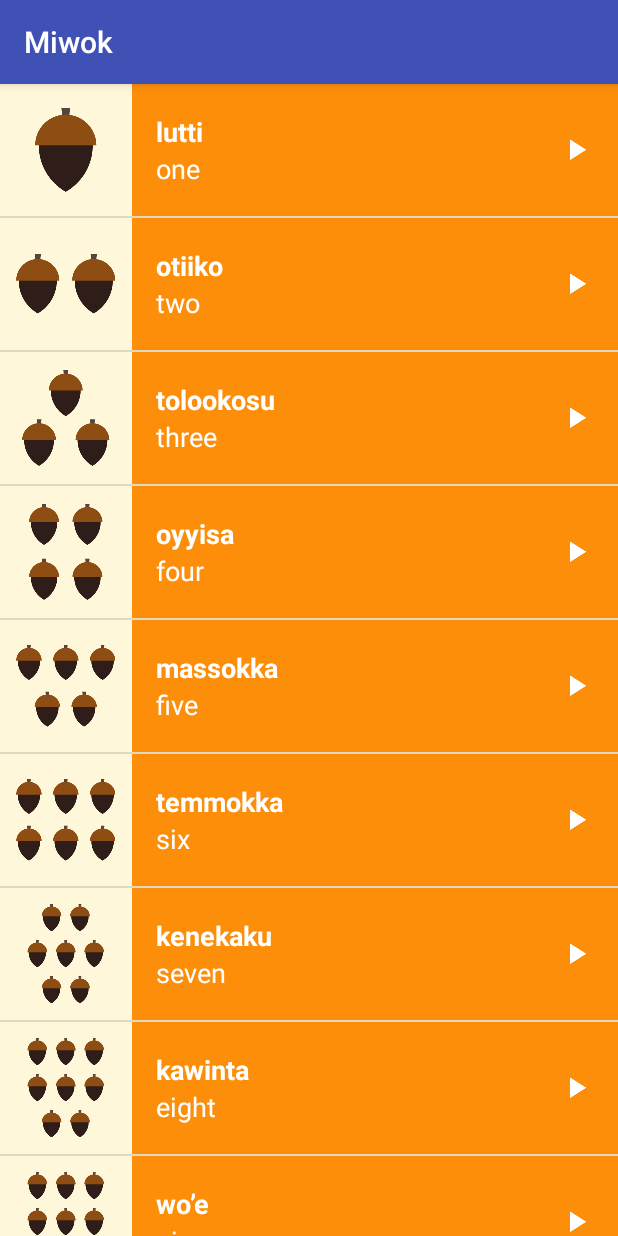
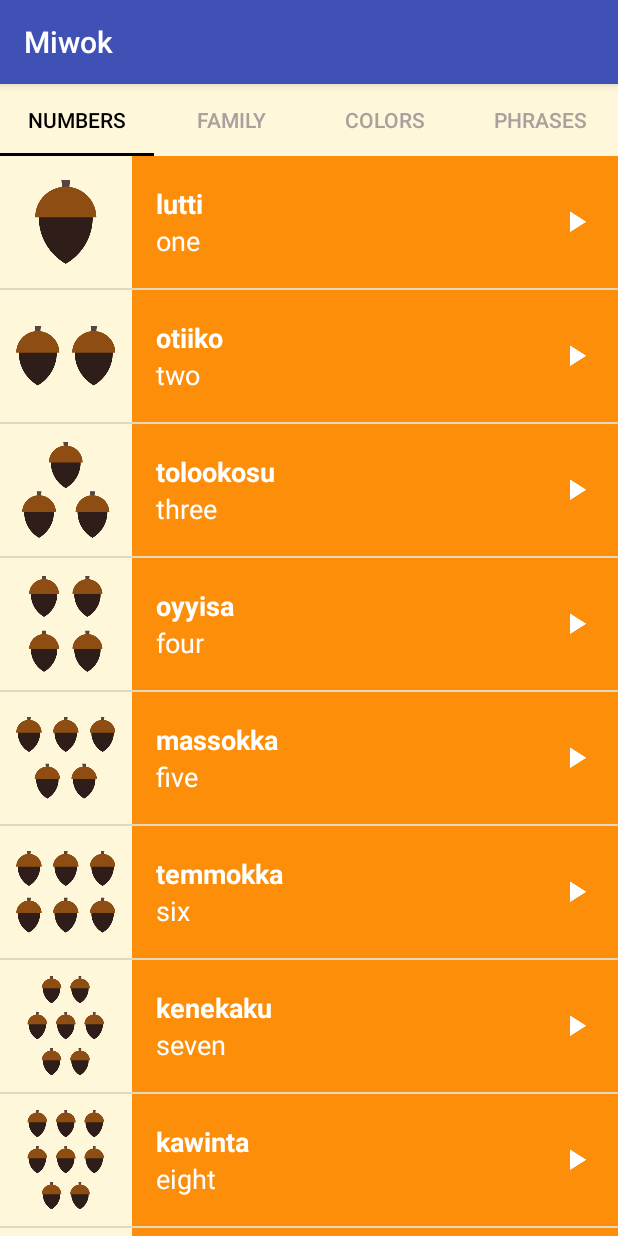
Before and after one commit to linuxbender/miwok, an Android app: the screen it shows after launch (MainActivity), on a phone screen of 412 x 824 dp. Run offline under Robolectric (Android 15) with nearby library versions, the phone set to English and light mode, and no system bars.

Commit message:
Impl. TabLayout and impl Styling

```diff
--- a/app/build.gradle
+++ b/app/build.gradle
@@ -27,5 +27,6 @@
     compile 'com.android.support:appcompat-v7:25.3.1'
     compile 'com.android.support.constraint:constraint-layout:1.0.2'
     compile 'com.android.support:support-v4:25.3.1'
+    compile 'com.android.support:design:25.3.1'
     testCompile 'junit:junit:4.12'
 }
--- a/app/src/main/java/ch/theforce/miwok/CategoryAdapter.java
+++ b/app/src/main/java/ch/theforce/miwok/CategoryAdapter.java
@@ -1,5 +1,6 @@
 package ch.theforce.miwok;
 
+import android.content.Context;
 import android.support.v4.app.Fragment;
 import android.support.v4.app.FragmentManager;
 import android.support.v4.app.FragmentPagerAdapter;
@@ -7,8 +8,11 @@
 
 public class CategoryAdapter extends FragmentPagerAdapter {
 
-    public CategoryAdapter(FragmentManager fm) {
+    private Context mContext;
+
+    public CategoryAdapter(Context context, FragmentManager fm) {
         super(fm);
+        mContext = context;
     }
 
     @Override
@@ -39,4 +43,17 @@
     public int getCount() {
         return 4;
     }
+
+    @Override
+    public CharSequence getPageTitle(int position) {
+        if (position == 0) {
+            return mContext.getString(R.string.category_numbers);
+        } else if (position == 1) {
+            return mContext.getString(R.string.category_family);
+        } else if (position == 2) {
+            return mContext.getString(R.string.category_colors);
+        } else {
+            return mContext.getString(R.string.category_phrases);
+        }
+    }
 }
--- a/app/src/main/java/ch/theforce/miwok/MainActivity.java
+++ b/app/src/main/java/ch/theforce/miwok/MainActivity.java
@@ -1,6 +1,7 @@
 package ch.theforce.miwok;
 
 import android.os.Bundle;
+import android.support.design.widget.TabLayout;
 import android.support.v4.view.ViewPager;
 import android.support.v7.app.AppCompatActivity;
 
@@ -12,9 +13,13 @@
 
         setContentView(R.layout.activity_main);
 
-        ViewPager mViewPager = (ViewPager) findViewById(R.id.pager);
-        CategoryAdapter categoryAdapter = new CategoryAdapter(getSupportFragmentManager());
+        ViewPager viewPager = (ViewPager) findViewById(R.id.pager);
+        CategoryAdapter categoryAdapter = new CategoryAdapter(this, getSupportFragmentManager());
 
-        mViewPager.setAdapter(categoryAdapter);
+        viewPager.setAdapter(categoryAdapter);
+
+        // Give the TabLayout the ViewPager
+        TabLayout tabLayout = (TabLayout) findViewById(R.id.tabs);
+        tabLayout.setupWithViewPager(viewPager);
     }
 }
--- a/app/src/main/res/layout/activity_main.xml
+++ b/app/src/main/res/layout/activity_main.xml
@@ -1,5 +1,6 @@
 <?xml version="1.0" encoding="utf-8"?>
 <LinearLayout xmlns:android="http://schemas.android.com/apk/res/android"
+    xmlns:app="http://schemas.android.com/apk/res-auto"
     xmlns:tools="http://schemas.android.com/tools"
     android:layout_width="match_parent"
     android:layout_height="match_parent"
@@ -7,6 +8,12 @@
     android:orientation="vertical"
     tools:context="ch.theforce.miwok.MainActivity">
 
+    <android.support.design.widget.TabLayout
+        android:id="@+id/tabs"
+        style="@style/CategoryTab"
+        android:layout_width="match_parent"
+        android:layout_height="wrap_content"></android.support.design.widget.TabLayout>
+
     <android.support.v4.view.ViewPager
         android:id="@+id/pager"
         android:layout_width="match_parent"
--- a/app/src/main/res/values/strings.xml
+++ b/app/src/main/res/values/strings.xml
@@ -11,6 +11,6 @@
     <string name="category_numbers">Numbers</string>
 
     <!-- Category name for the vocabulary words for family members [CHAR LIMIT=20] -->
-    <string name="category_family">Family Members</string>
+    <string name="category_family">Family</string>
     <string name="imgPlaceholder">Image Placeholder</string>
 </resources>
--- a/app/src/main/res/values/styles.xml
+++ b/app/src/main/res/values/styles.xml
@@ -18,4 +18,16 @@
         <item name="android:textAppearance">?android:textAppearanceMedium</item>
     </style>
 
+    <!-- Style for a tab that displays a category name -->
+    <style name="CategoryTab" parent="Widget.Design.TabLayout">
+        <item name="tabIndicatorColor">#000</item>
+        <item name="tabSelectedTextColor">#000</item>
+        <item name="tabTextAppearance">@style/CategoryTabTextAppearance</item>
+    </style>
+
+    <!-- Text appearance style for a category tab -->
+    <style name="CategoryTabTextAppearance" parent="TextAppearance.Design.Tab">
+        <item name="android:textColor">#A8A19E</item>
+    </style>
+
 </resources>
```
